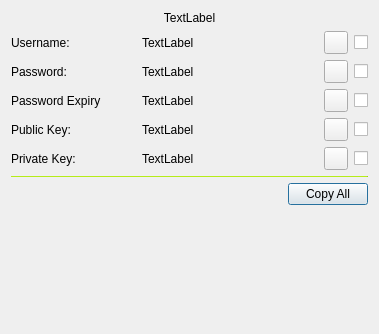
This is designs/xml/crypto_vault_view_window.ui in daniel-deru/WorkMate-3.0 as Qt 5 draws it before an edit. The edited form follows.
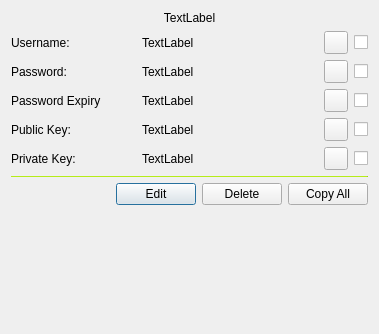
This is the edited form.

Commit message: added new buttons to vault view windows. added edit and delete function to general vault view windows

Patch:
```diff
--- a/designs/xml/crypto_vault_view_window.ui
+++ b/designs/xml/crypto_vault_view_window.ui
@@ -357,6 +357,26 @@
          </property>
         </spacer>
        </item>
+       <item>
+        <widget class="QPushButton" name="btn_edit">
+         <property name="cursor">
+          <cursorShape>PointingHandCursor</cursorShape>
+         </property>
+         <property name="text">
+          <string>Edit</string>
+         </property>
+        </widget>
+       </item>
+       <item>
+        <widget class="QPushButton" name="btn_delete">
+         <property name="cursor">
+          <cursorShape>PointingHandCursor</cursorShape>
+         </property>
+         <property name="text">
+          <string>Delete</string>
+         </property>
+        </widget>
+       </item>
        <item>
         <widget class="QPushButton" name="btn_copyall">
          <property name="cursor">
```
The commit also changes 9 other files.
